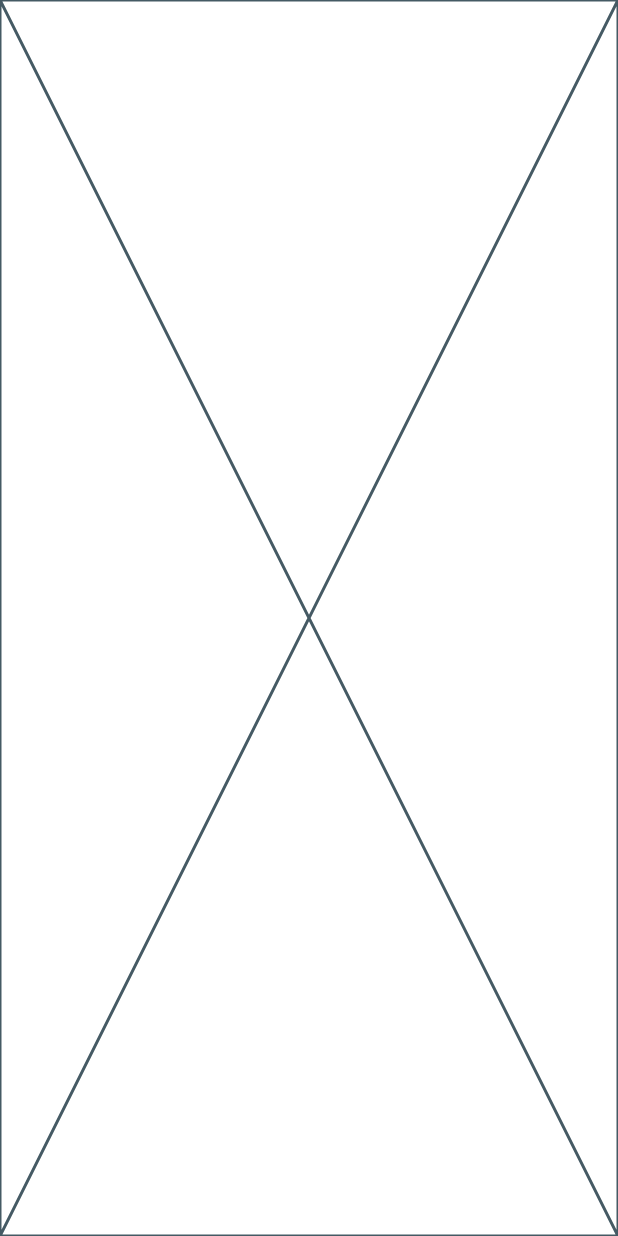
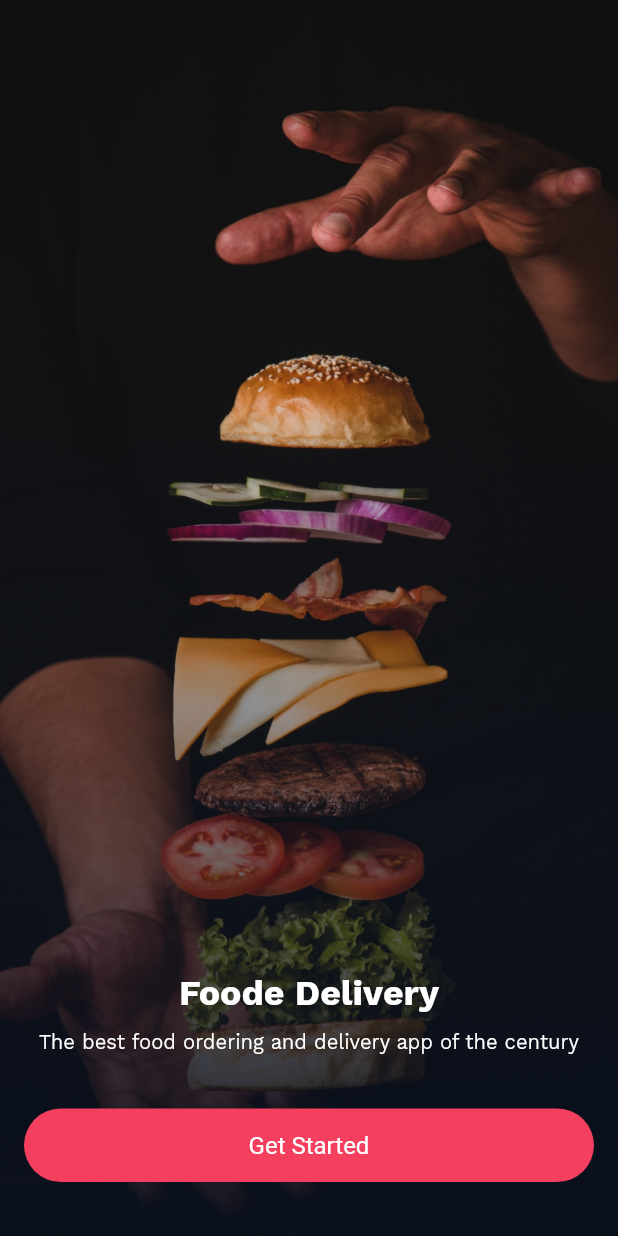
Before and after one commit to chornthorn/flutter_food_delivery_app_demo, a Flutter app: the screen it shows after launch, on a phone screen of 412 x 824 dp. Run offline on Flutter 3.47's test engine with Material 2 defaults, Android fonts, the phone set to English and light mode, and no system bars.

```diff
--- a/lib/main.dart
+++ b/lib/main.dart
@@ -41,6 +41,15 @@ class MyApp extends StatelessWidget {
             shape: RoundedRectangleBorder(
               borderRadius: BorderRadius.circular(36),
             ),
+            textStyle: TextStyle(
+              color: Colors.white,
+              fontSize: 16,
+            ),
+            padding: const EdgeInsets.symmetric(
+              horizontal: 50,
+              vertical: 15,
+            ),
+            shadowColor: Colors.transparent,
           ),
         ),
       ),
--- a/lib/router/app_router.dart
+++ b/lib/router/app_router.dart
@@ -1,9 +1,12 @@
 import 'package:flutter/material.dart';
 
+import '../views/get_started_page.dart';
 import '../views/home_page.dart';
 import '../views/splash_page.dart';
 
-Route<RouteSettings> onGenerateRoute(settings) {
+Route<RouteSettings> onGenerateRoute(RouteSettings settings) {
+  var args = settings.arguments;
+
   switch (settings.name) {
     case SplashPage.routeName:
       return MaterialPageRoute(
@@ -11,7 +14,15 @@ Route<RouteSettings> onGenerateRoute(settings) {
       );
     case HomePage.routeName:
       return MaterialPageRoute(
-        builder: (context) => HomePage(),
+        builder: (context) => HomePage(
+          arguments: args as Map<String, dynamic>,
+        ),
+      );
+    case GetStartedPage.routeName:
+      return MaterialPageRoute(
+        builder: (context) => GetStartedPage(
+          arguments: args as GetStartedPageArguments,
+        ),
       );
     default:
       return MaterialPageRoute(
--- /dev/null
+++ b/lib/views/get_started_page.dart
@@ -0,0 +1,91 @@
+import 'package:flutter/material.dart';
+import 'package:flutter_food_delivery_app/views/home_page.dart';
+
+class GetStartedPageArguments {
+  final String title;
+  final String description;
+
+  GetStartedPageArguments({required this.title, required this.description});
+}
+
+class GetStartedPage extends StatelessWidget {
+  const GetStartedPage({
+    Key? key,
+    required this.arguments,
+  }) : super(key: key);
+
+  static const String routeName = '/get_started';
+  final GetStartedPageArguments arguments;
+
+  @override
+  Widget build(BuildContext context) {
+    return Scaffold(
+      body: Column(
+        mainAxisAlignment: MainAxisAlignment.center,
+        children: [
+          Stack(
+            alignment: Alignment.bottomCenter,
+            children: [
+              Container(
+                height: MediaQuery.of(context).size.height,
+                decoration: const BoxDecoration(
+                  image: DecorationImage(
+                    image: AssetImage('assets/img/get_started_bg.png'),
+                    fit: BoxFit.cover,
+                  ),
+                ),
+              ),
+              Column(
+                mainAxisAlignment: MainAxisAlignment.start,
+                children: [
+                  Text(
+                    "Foode ${arguments.title}",
+                    style: Theme.of(context).textTheme.headline5!.copyWith(
+                          color: Colors.white,
+                          fontWeight: FontWeight.bold,
+                        ),
+                  ),
+                  const SizedBox(height: 10),
+                  Padding(
+                    padding: const EdgeInsets.only(
+                      left: 16,
+                      right: 16,
+                    ),
+                    child: Text(
+                      "The best food ordering and delivery app of the century",
+                      style: Theme.of(context).textTheme.subtitle1!.copyWith(
+                            color: Colors.white,
+                            fontSize: 14,
+                          ),
+                    ),
+                  ),
+                  const SizedBox(height: 20),
+                  SizedBox(
+                    width: MediaQuery.of(context).size.width,
+                    child: Padding(
+                      padding: const EdgeInsets.all(16.0),
+                      child: ElevatedButton(
+                        onPressed: () {
+                          Navigator.pushNamed(
+                            context,
+                            HomePage.routeName,
+                            arguments: {
+                              'title': arguments.title,
+                              'description': arguments.description,
+                            },
+                          );
+                        },
+                        child: const Text("Get Started"),
+                      ),
+                    ),
+                  ),
+                  const SizedBox(height: 20),
+                ],
+              ),
+            ],
+          ),
+        ],
+      ),
+    );
+  }
+}
--- a/lib/views/splash_page.dart
+++ b/lib/views/splash_page.dart
@@ -1,4 +1,5 @@
 import 'package:flutter/material.dart';
+import 'package:flutter_food_delivery_app/views/get_started_page.dart';
 
 class SplashPage extends StatefulWidget {
   const SplashPage({Key? key}) : super(key: key);
@@ -10,14 +11,19 @@ class SplashPage extends StatefulWidget {
 }
 
 class _SplashPageState extends State<SplashPage> {
-
-
   @override
   void initState() {
     super.initState();
     // delay 3 seconds before navigating to home page
     Future.delayed(const Duration(seconds: 3), () {
-      Navigator.pushReplacementNamed(context, '/home');
+      Navigator.pushReplacementNamed(
+        context,
+        GetStartedPage.routeName,
+        arguments: GetStartedPageArguments(
+          title: 'Delivery',
+          description: 'Order food from your favorite restaurants',
+        ),
+      );
     });
   }
 
```
Also changed, not shown: lib/views/home_page.dart (+28 -2 lines), assets/img/get_started_bg.png (added).
